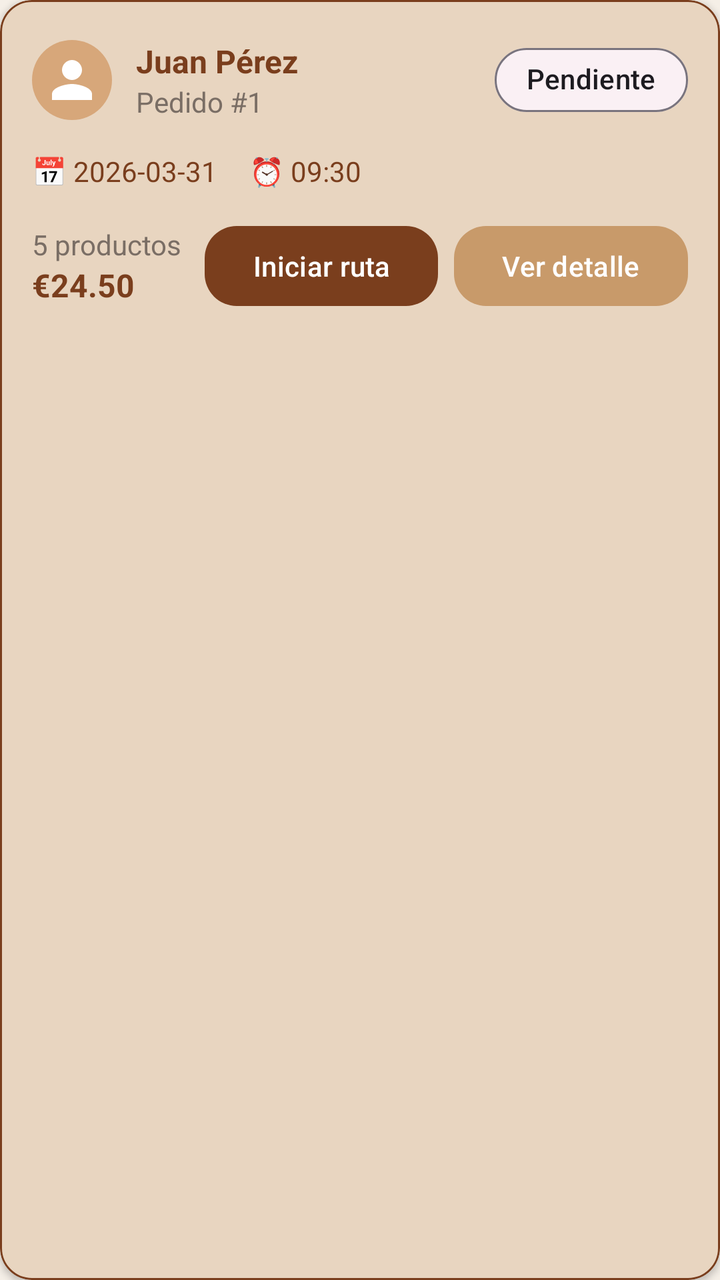
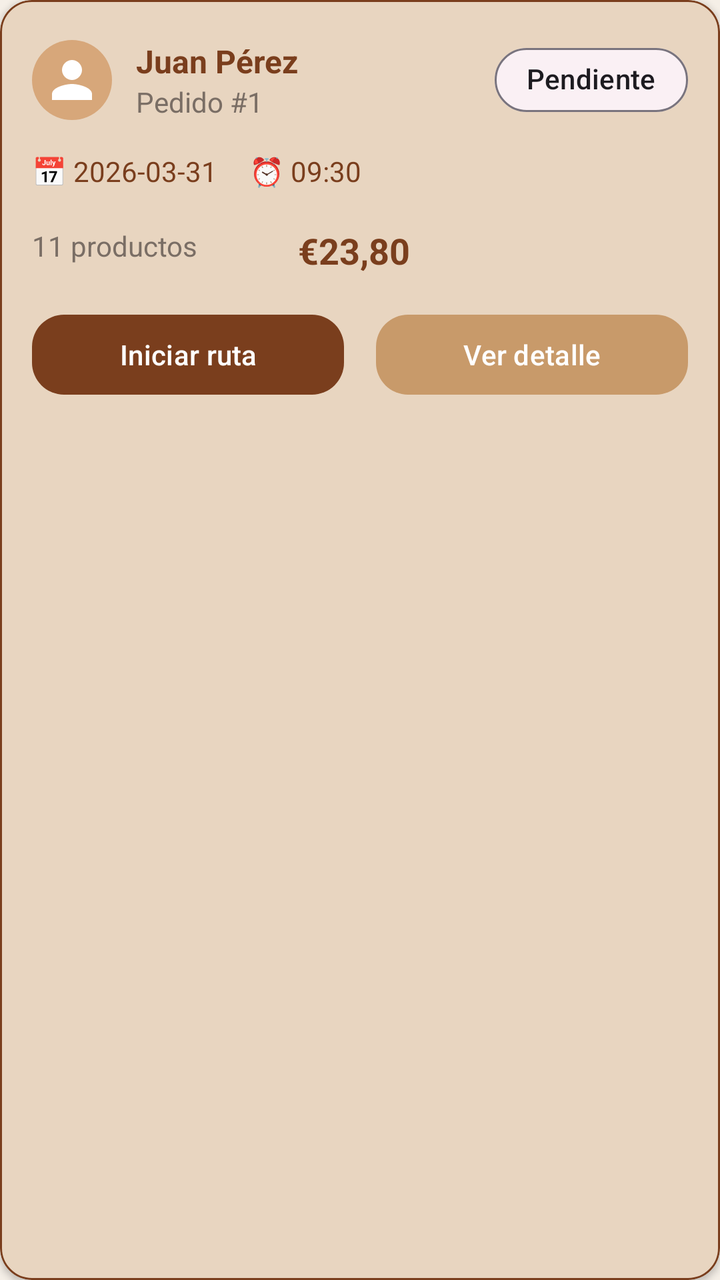

Compare the two renders of this Android layout. The source of the first and the diff that turns it into the second are given below.
<!-- AndroidManifest.xml: application theme Theme.AppPanadero -->
<!-- res/layout/item_pedido_admin.xml -->
<?xml version="1.0" encoding="utf-8"?>
<com.google.android.material.card.MaterialCardView
    xmlns:android="http://schemas.android.com/apk/res/android"
    xmlns:app="http://schemas.android.com/apk/res-auto"

    style="@style/CardSecondary"

    android:layout_width="match_parent"
    android:layout_height="wrap_content"
    android:layout_marginBottom="16dp">

    
    
    

    <LinearLayout
        android:layout_width="match_parent"
        android:layout_height="wrap_content"
        android:orientation="vertical"
        android:padding="16dp">

        
        
        

        <LinearLayout
            android:layout_width="match_parent"
            android:layout_height="wrap_content"
            android:gravity="center_vertical"
            android:orientation="horizontal">

            
            
            

            <ImageView
                android:layout_width="40dp"
                android:layout_height="40dp"
                android:background="@drawable/bg_circle_light"
                android:padding="8dp"
                android:src="@drawable/ic_user" />

            
            
            

            <LinearLayout
                android:layout_width="0dp"
                android:layout_height="wrap_content"
                android:layout_marginStart="12dp"
                android:layout_weight="1"
                android:orientation="vertical">

                
                <TextView
                    android:id="@+id/tvNombreComercio"
                    style="@style/TextTitle"
                    android:layout_width="wrap_content"
                    android:layout_height="wrap_content"
                    android:text="Juan Pérez"
                    android:textSize="16sp"
                    android:textStyle="bold" />

                
                <TextView
                    android:id="@+id/tvNumeroPedido"
                    style="@style/TextLabel"
                    android:layout_width="wrap_content"
                    android:layout_height="wrap_content"
                    android:text="Pedido #1"
                    android:textColor="@color/text_secondary" />

            </LinearLayout>

            
            
            

            <com.google.android.material.chip.Chip
                android:id="@+id/chipEstado"
                android:layout_width="wrap_content"
                android:layout_height="wrap_content"
                android:text="Pendiente"
                app:chipCornerRadius="16dp"
                app:chipStrokeWidth="1dp" />

        </LinearLayout>

        
        
        

        <LinearLayout
            android:layout_width="match_parent"
            android:layout_height="wrap_content"
            android:layout_marginTop="12dp"
            android:orientation="horizontal">

            
            <TextView
                android:id="@+id/tvFecha"
                style="@style/TextLabel"
                android:layout_width="wrap_content"
                android:layout_height="wrap_content"
                android:layout_marginEnd="16dp"
                android:text="📅 2026-03-31"
                android:textColor="@color/primary_dark" />

            
            <TextView
                android:id="@+id/tvHora"
                style="@style/TextLabel"
                android:layout_width="wrap_content"
                android:layout_height="wrap_content"
                android:text="⏰ 09:30"
                android:textColor="@color/primary_dark" />

        </LinearLayout>

        
        
        

        <LinearLayout
            android:layout_width="match_parent"
            android:layout_height="wrap_content"
            android:layout_marginTop="14dp"
            android:gravity="center_vertical"
            android:orientation="horizontal">

            
            
            

            <LinearLayout
                android:layout_width="0dp"
                android:layout_height="wrap_content"
                android:layout_weight="1"
                android:orientation="vertical">

                
                <TextView
                    android:id="@+id/tvCantidad"
                    style="@style/TextLabel"
                    android:layout_width="wrap_content"
                    android:layout_height="wrap_content"
                    android:text="5 productos"
                    android:textColor="@color/text_secondary" />

                
                <TextView
                    android:id="@+id/tvPrecio"
                    style="@style/TextPrice"
                    android:layout_width="wrap_content"
                    android:layout_height="wrap_content"
                    android:text="€24.50"
                    android:textSize="16sp"
                    android:textStyle="bold" />

            </LinearLayout>

            
            
            

            <com.google.android.material.button.MaterialButton
                android:id="@+id/btnIniciarRuta"
                style="@style/ButtonSecondary"
                android:layout_width="wrap_content"
                android:layout_height="48dp"
                android:layout_marginEnd="8dp"
                android:text="Iniciar ruta"
                android:textAllCaps="false"
                app:cornerRadius="16dp" />

            
            
            

            <com.google.android.material.button.MaterialButton
                android:id="@+id/btnDetalle"
                style="@style/ButtonPrimary"
                android:layout_width="wrap_content"
                android:layout_height="48dp"
                android:text="Ver detalle"
                android:textAllCaps="false"
                app:cornerRadius="16dp" />

        </LinearLayout>

    </LinearLayout>

</com.google.android.material.card.MaterialCardView>
<!-- resources referenced by this layout -->
<resources>
  <color name="primary_dark">#7A3E1D</color>
  <color name="text_secondary">#7A6E65</color>
  <!-- drawable bg_circle_light (drawable) -->
  <shape xmlns:android="http://schemas.android.com/apk/res/android">
      <solid android:color="@color/primary_light"/>
      <corners android:radius="50dp"/>
  </shape>
  <!-- drawable ic_user (drawable) -->
  <vector xmlns:android="http://schemas.android.com/apk/res/android"
      android:width="24dp"
      android:height="24dp"
      android:viewportWidth="24"
      android:viewportHeight="24"
      android:tint="?attr/colorOnPrimary">
  
      <path
          android:fillColor="@android:color/white"
          android:pathData="M12,12c2.7,0 5,-2.3 5,-5s-2.3,-5 -5,-5 -5,2.3 -5,5 2.3,5 5,5zM12,14c-3.3,0 -10,1.7 -10,5v3h20v-3c0,-3.3 -6.7,-5 -10,-5z"/>
  </vector>
  <style name="ButtonPrimary" parent="Widget.Material3.Button">
          <item name="backgroundTint">@color/primary_color</item>
          <item name="android:textColor">@color/white</item>
          <item name="cornerRadius">20dp</item>
      </style>
  <style name="ButtonSecondary" parent="Widget.Material3.Button">
          <item name="backgroundTint">@color/primary_dark</item>
          <item name="android:textColor">@color/white</item>
          <item name="cornerRadius">20dp</item>
      </style>
  <style name="CardSecondary" parent="Widget.Material3.CardView.Outlined">
  
          
          <item name="cardCornerRadius">16dp</item>
  
          
          <item name="cardElevation">2dp</item>
  
          
          <item name="cardBackgroundColor">@color/brown_light</item>
  
          
          <item name="strokeColor">@color/primary_dark</item>
          <item name="strokeWidth">1dp</item>
  
      </style>
  <style name="TextLabel">
          <item name="android:textSize">14sp</item>
          <item name="android:textColor">@color/text_primary</item>
      </style>
  <style name="TextPrice">
          <item name="android:textSize">16sp</item>
          <item name="android:textStyle">bold</item>
          <item name="android:textColor">@color/primary_dark</item>
      </style>
  <style name="TextTitle">
          <item name="android:textSize">26sp</item>
          <item name="android:textStyle">bold</item>
          <item name="android:textColor">@color/text_primary</item>
      </style>
  <style name="Theme.AppPanadero" parent="Base.Theme.AppPanadero" />
  <color name="primary_light">#D7A77A</color>
  <color name="primary_color">#C89A6A</color>
  <color name="white">#FFFFFF</color>
  <color name="brown_light">#E8D5C0</color>
  <color name="text_primary">#7A3E1D</color>
  <style name="Base.Theme.AppPanadero" parent="Theme.Material3.DayNight.NoActionBar">
          <item name="android:colorBackground">@color/background</item>
          <item name="colorPrimary">@color/primary_color</item>
          <item name="colorOnPrimary">@color/white</item>
      </style>
  <color name="background">#F5EFE7</color>
</resources>

<!-- the commit's change to res/layout/item_pedido_admin.xml (unified diff, before → after) -->
@@ -125,63 +125,62 @@
             android:layout_width="match_parent"
             android:layout_height="wrap_content"
             android:layout_marginTop="14dp"
-            android:gravity="center_vertical"
             android:orientation="horizontal">
 
             
-            
-            
-
-            <LinearLayout
-                android:layout_width="0dp"
+            <TextView
+                android:id="@+id/tvCantidad"
+                style="@style/TextLabel"
+                android:layout_width="wrap_content"
                 android:layout_height="wrap_content"
-                android:layout_weight="1"
-                android:orientation="vertical">
-
-                
-                <TextView
-                    android:id="@+id/tvCantidad"
-                    style="@style/TextLabel"
-                    android:layout_width="wrap_content"
-                    android:layout_height="wrap_content"
-                    android:text="5 productos"
-                    android:textColor="@color/text_secondary" />
-
-                
-                <TextView
-                    android:id="@+id/tvPrecio"
-                    style="@style/TextPrice"
-                    android:layout_width="wrap_content"
-                    android:layout_height="wrap_content"
-                    android:text="€24.50"
-                    android:textSize="16sp"
-                    android:textStyle="bold" />
-
-            </LinearLayout>
+                android:text="11 productos"
+                android:textColor="@color/text_secondary" />
 
             
+            <TextView
+                android:id="@+id/tvPrecio"
+                style="@style/TextPrice"
+                android:layout_width="wrap_content"
+                android:layout_height="wrap_content"
+                android:layout_marginTop="4dp"
+                android:layout_marginStart="50dp"
+                android:text="€23,80"
+                android:textSize="18sp"
+                android:textStyle="bold" />
+
+        </LinearLayout>
+
+        
+        
+        
+
+        <LinearLayout
+            android:layout_width="match_parent"
+            android:layout_height="wrap_content"
+            android:layout_marginTop="16dp"
+            android:gravity="center"
+            android:orientation="horizontal">
+
             
-            
-
             <com.google.android.material.button.MaterialButton
                 android:id="@+id/btnIniciarRuta"
                 style="@style/ButtonSecondary"
-                android:layout_width="wrap_content"
+                android:layout_width="0dp"
                 android:layout_height="48dp"
+                android:layout_weight="1"
                 android:layout_marginEnd="8dp"
                 android:text="Iniciar ruta"
                 android:textAllCaps="false"
                 app:cornerRadius="16dp" />
 
             
-            
-            
-
             <com.google.android.material.button.MaterialButton
                 android:id="@+id/btnDetalle"
                 style="@style/ButtonPrimary"
-                android:layout_width="wrap_content"
+                android:layout_width="0dp"
                 android:layout_height="48dp"
+                android:layout_weight="1"
+                android:layout_marginStart="8dp"
                 android:text="Ver detalle"
                 android:textAllCaps="false"
                 app:cornerRadius="16dp" />
